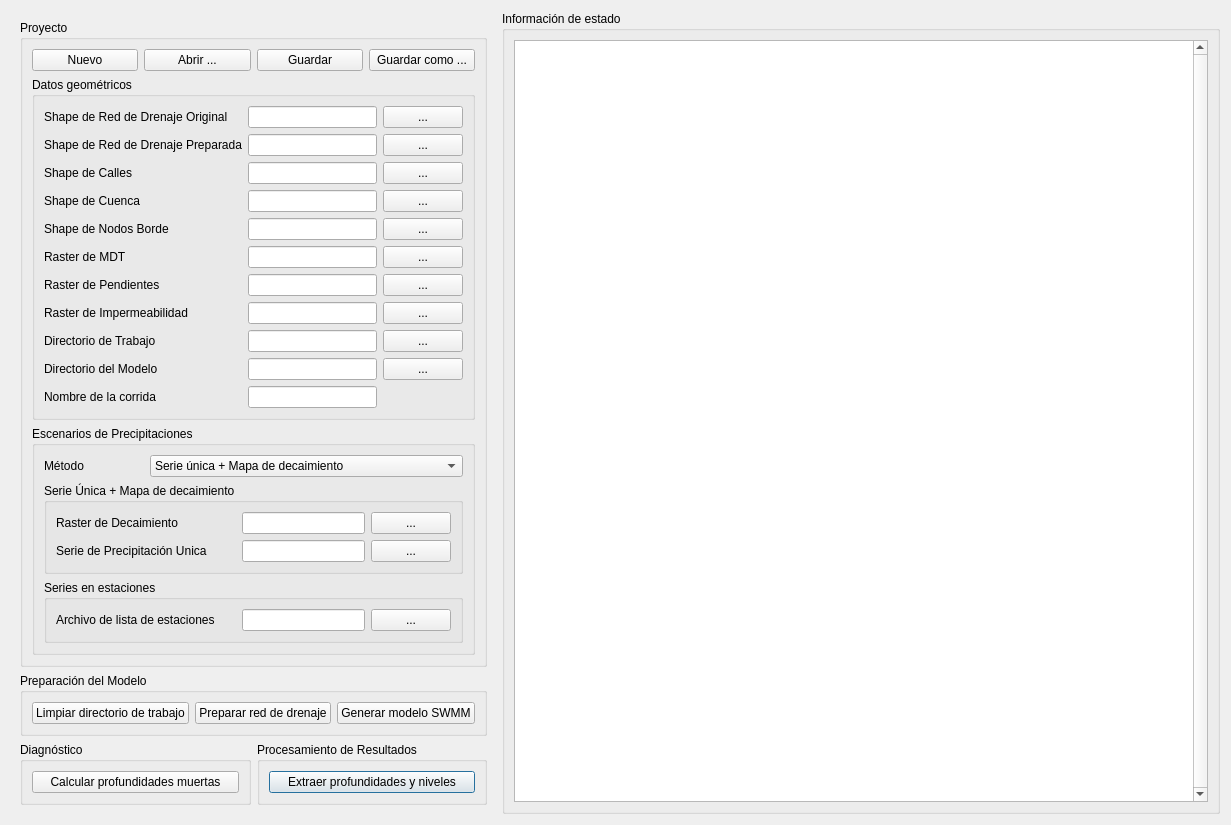
The window that conupy_module_dialog_base.ui (nicolasbadano/conupy) describes before a commit, drawn with Qt 5.
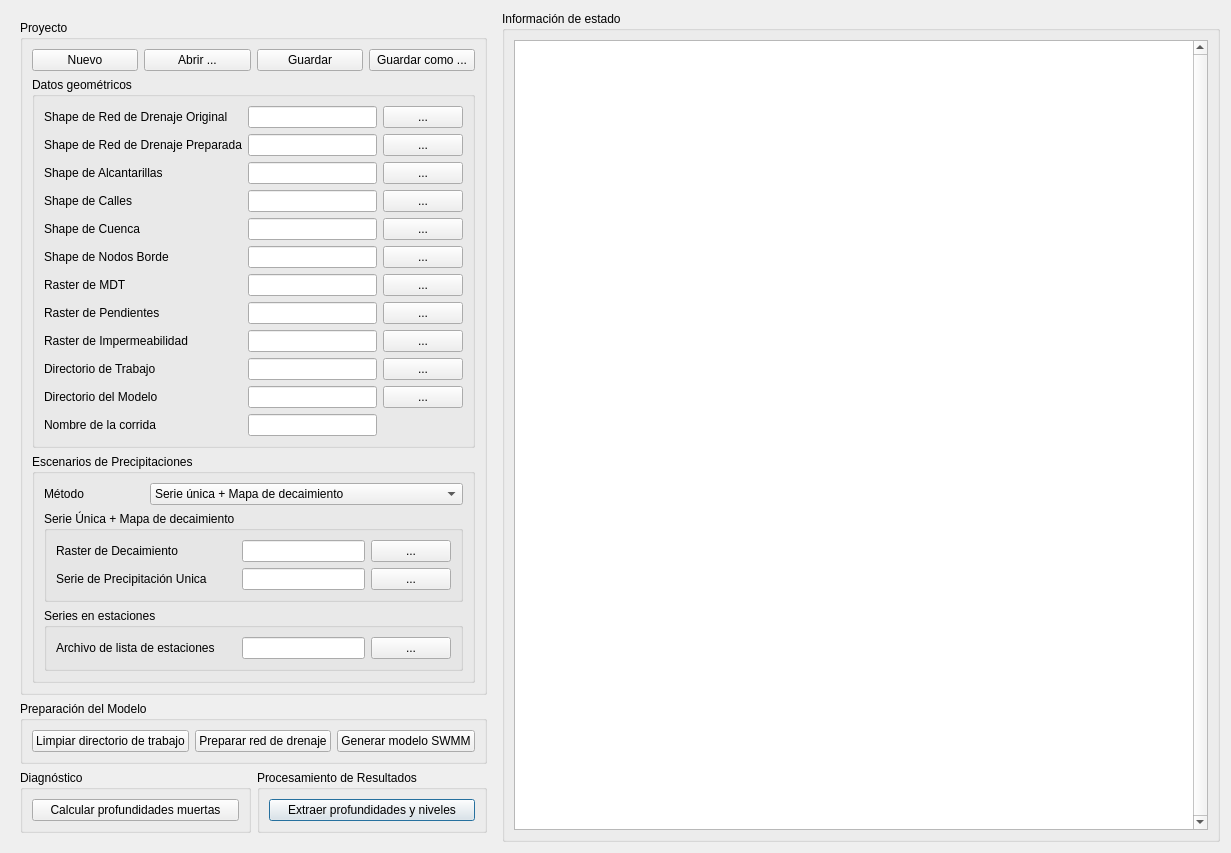
The same window after the commit.

```diff
--- a/conupy_module_dialog_base.ui
+++ b/conupy_module_dialog_base.ui
@@ -119,83 +119,52 @@
             <string>Datos geométricos</string>
            </property>
            <layout class="QGridLayout" name="gridLayout_3">
-            <item row="1" column="2">
-             <widget class="QLineEdit" name="textShpFileDrainageNetworkPrepared"/>
-            </item>
-            <item row="10" column="3">
-             <widget class="QPushButton" name="btnWorkspace">
-              <property name="text">
-               <string>...</string>
-              </property>
-             </widget>
-            </item>
-            <item row="4" column="3">
-             <widget class="QPushButton" name="btnCuenca">
+            <item row="12" column="3">
+             <widget class="QPushButton" name="btnModelDirectory">
               <property name="text">
                <string>...</string>
               </property>
              </widget>
             </item>
             <item row="6" column="3">
-             <widget class="QPushButton" name="btnMDE">
+             <widget class="QPushButton" name="btnNodosBorde">
               <property name="text">
                <string>...</string>
               </property>
              </widget>
             </item>
-            <item row="6" column="2">
-             <widget class="QLineEdit" name="textRasterFileDEM"/>
-            </item>
-            <item row="5" column="2">
-             <widget class="QLineEdit" name="textShpFileNodosBorde"/>
-            </item>
-            <item row="7" column="3">
-             <widget class="QPushButton" name="btnSlope">
+            <item row="13" column="0">
+             <widget class="QLabel" name="label_11">
               <property name="text">
-               <string>...</string>
+               <string>Nombre de la corrida</string>
               </property>
              </widget>
             </item>
-            <item row="10" column="2">
-             <widget class="QLineEdit" name="textWorkspace"/>
-            </item>
-            <item row="9" column="2">
-             <widget class="QLineEdit" name="textRasterFileImpermeabilidad"/>
+            <item row="3" column="0">
+             <widget class="QLabel" name="label">
+              <property name="text">
+               <string>Shape de Calles</string>
+              </property>
+             </widget>
             </item>
             <item row="7" column="0">
-             <widget class="QLabel" name="label_5">
+             <widget class="QLabel" name="label_4">
               <property name="text">
-               <string>Raster de Pendientes</string>
+               <string>Raster de MDT</string>
               </property>
              </widget>
             </item>
-            <item row="7" column="2">
-             <widget class="QLineEdit" name="textRasterFileSlope"/>
-            </item>
-            <item row="11" column="2">
-             <widget class="QLineEdit" name="textModelDirectory"/>
-            </item>
-            <item row="4" column="0">
-             <widget class="QLabel" name="label_2">
-              <property name="text">
-               <string>Shape de Cuenca</string>
-              </property>
-             </widget>
-            </item>
-            <item row="10" column="0">
+            <item row="11" column="0">
              <widget class="QLabel" name="label_9">
               <property name="text">
                <string>Directorio de Trabajo</string>
               </property>
              </widget>
             </item>
-            <item row="4" column="2">
+            <item row="5" column="2">
              <widget class="QLineEdit" name="textShpFileCuenca"/>
             </item>
-            <item row="2" column="2">
-             <widget class="QLineEdit" name="textShpFileCalles"/>
-            </item>
-            <item row="12" column="2">
+            <item row="13" column="2">
              <widget class="QLineEdit" name="textModelFileName"/>
             </item>
             <item row="0" column="0">
@@ -205,21 +174,17 @@
               </property>
              </widget>
             </item>
-            <item row="1" column="0">
-             <widget class="QLabel" name="label_13">
-              <property name="text">
-               <string>Shape de Red de Drenaje Preparada</string>
-              </property>
-             </widget>
+            <item row="3" column="2">
+             <widget class="QLineEdit" name="textShpFileCalles"/>
             </item>
-            <item row="9" column="3">
+            <item row="10" column="3">
              <widget class="QPushButton" name="btnImpermeabilidad">
               <property name="text">
                <string>...</string>
               </property>
              </widget>
             </item>
-            <item row="9" column="0">
+            <item row="10" column="0">
              <widget class="QLabel" name="label_8">
               <property name="text">
                <string>Raster de Impermeabilidad</string>
@@ -233,15 +198,19 @@
               </property>
              </widget>
             </item>
-            <item row="11" column="0">
+            <item row="12" column="0">
              <widget class="QLabel" name="label_10">
               <property name="text">
                <string>Directorio del Modelo</string>
               </property>
              </widget>
             </item>
-            <item row="0" column="2">
-             <widget class="QLineEdit" name="textShpFileDrainageNetworkOriginal"/>
+            <item row="1" column="0">
+             <widget class="QLabel" name="label_13">
+              <property name="text">
+               <string>Shape de Red de Drenaje Preparada</string>
+              </property>
+             </widget>
             </item>
             <item row="1" column="3">
              <widget class="QPushButton" name="btnDrainageNetworkPrepared">
@@ -250,52 +219,100 @@
               </property>
              </widget>
             </item>
-            <item row="5" column="0">
+            <item row="3" column="3">
+             <widget class="QPushButton" name="btnCalles">
+              <property name="text">
+               <string>...</string>
+              </property>
+             </widget>
+            </item>
+            <item row="6" column="0">
              <widget class="QLabel" name="label_7">
               <property name="text">
                <string>Shape de Nodos Borde</string>
               </property>
              </widget>
             </item>
+            <item row="0" column="2">
+             <widget class="QLineEdit" name="textShpFileDrainageNetworkOriginal"/>
+            </item>
+            <item row="11" column="3">
+             <widget class="QPushButton" name="btnWorkspace">
+              <property name="text">
+               <string>...</string>
+              </property>
+             </widget>
+            </item>
+            <item row="1" column="2">
+             <widget class="QLineEdit" name="textShpFileDrainageNetworkPrepared"/>
+            </item>
+            <item row="8" column="3">
+             <widget class="QPushButton" name="btnSlope">
+              <property name="text">
+               <string>...</string>
+              </property>
+             </widget>
+            </item>
+            <item row="5" column="3">
+             <widget class="QPushButton" name="btnCuenca">
+              <property name="text">
+               <string>...</string>
+              </property>
+             </widget>
+            </item>
+            <item row="6" column="2">
+             <widget class="QLineEdit" name="textShpFileNodosBorde"/>
+            </item>
+            <item row="7" column="3">
+             <widget class="QPushButton" name="btnMDE">
+              <property name="text">
+               <string>...</string>
+              </property>
+             </widget>
+            </item>
+            <item row="7" column="2">
+             <widget class="QLineEdit" name="textRasterFileDEM"/>
+            </item>
+            <item row="11" column="2">
+             <widget class="QLineEdit" name="textWorkspace"/>
+            </item>
+            <item row="10" column="2">
+             <widget class="QLineEdit" name="textRasterFileImpermeabilidad"/>
+            </item>
+            <item row="8" column="0">
+             <widget class="QLabel" name="label_5">
+              <property name="text">
+               <string>Raster de Pendientes</string>
+              </property>
+             </widget>
+            </item>
+            <item row="8" column="2">
+             <widget class="QLineEdit" name="textRasterFileSlope"/>
+            </item>
+            <item row="12" column="2">
+             <widget class="QLineEdit" name="textModelDirectory"/>
+            </item>
+            <item row="5" column="0">
+             <widget class="QLabel" name="label_2">
+              <property name="text">
+               <string>Shape de Cuenca</string>
+              </property>
+             </widget>
+            </item>
+            <item row="2" column="2">
+             <widget class="QLineEdit" name="textShpFileCulverts"/>
+            </item>
             <item row="2" column="3">
-             <widget class="QPushButton" name="btnCalles">
+             <widget class="QPushButton" name="btnCulverts">
               <property name="text">
                <string>...</string>
               </property>
              </widget>
             </item>
-            <item row="6" column="0">
-             <widget class="QLabel" name="label_4">
-              <property name="text">
-               <string>Raster de MDT</string>
-              </property>
-             </widget>
-            </item>
             <item row="2" column="0">
-             <widget class="QLabel" name="label">
+             <widget class="QLabel" name="label_6">
               <property name="text">
-               <string>Shape de Calles</string>
-              </property>
-             </widget>
-            </item>
-            <item row="5" column="3">
-             <widget class="QPushButton" name="btnNodosBorde">
-              <property name="text">
-               <string>...</string>
-              </property>
-             </widget>
-            </item>
-            <item row="11" column="3">
-             <widget class="QPushButton" name="btnModelDirectory">
-              <property name="text">
-               <string>...</string>
-              </property>
-             </widget>
-            </item>
-            <item row="12" column="0">
-             <widget class="QLabel" name="label_11">
-              <property name="text">
-               <string>Nombre de la corrida</string>
+               <string>Shape de Alcantarillas</string>
               </property>
              </widget>
             </item>
```
